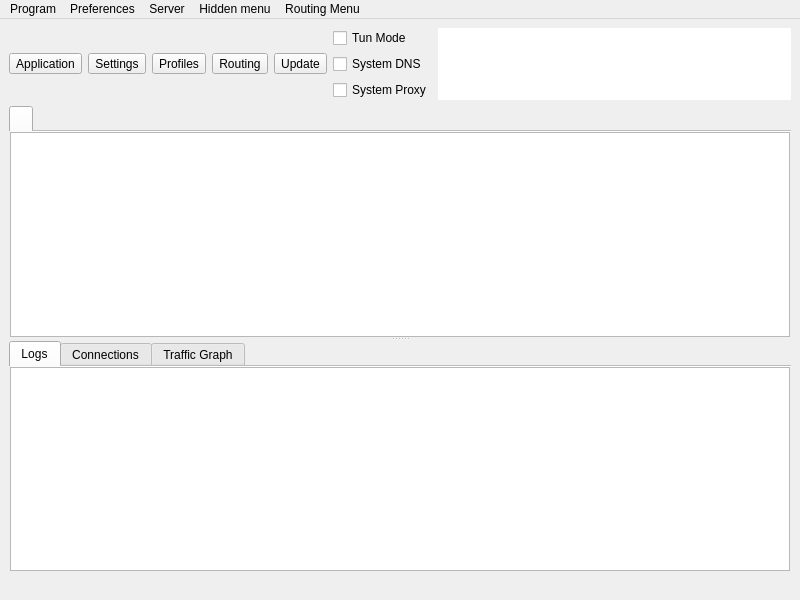
The window that include/ui/mainwindow.ui (shengmo0210/Throne) describes before a commit, drawn with Qt 5.
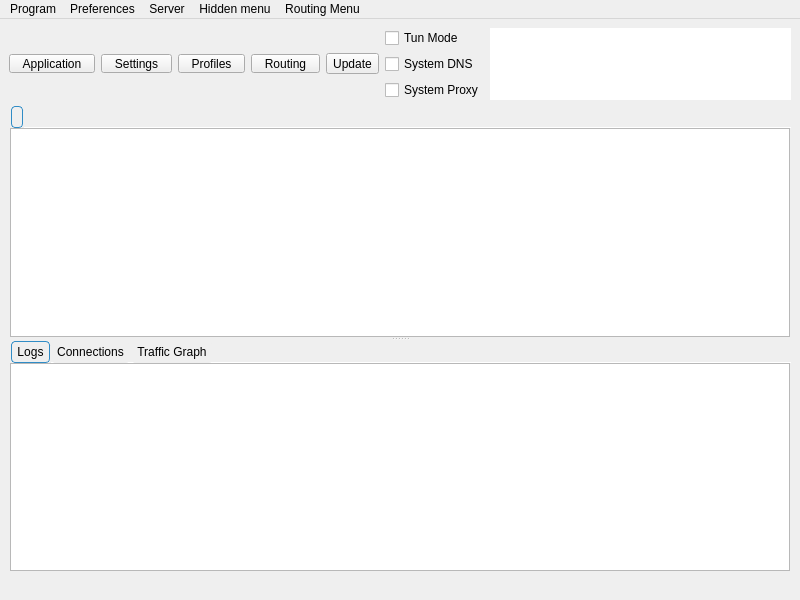
The same window after the commit. Icons and pictures are not drawn. Custom widgets are drawn as their Qt base class.

The edit to the form file:
```diff
--- a/include/ui/mainwindow.ui
+++ b/include/ui/mainwindow.ui
@@ -25,6 +25,19 @@
      <layout class="QHBoxLayout" name="horizontalLayout_2">
       <item>
        <widget class="QToolButton" name="toolButton_program">
+        <property name="styleSheet">
+         <string notr="true">QToolButton {
+    padding-left: 8px;
+    padding-right: 8px;
+}
+
+QToolButton::menu-indicator {
+    subcontrol-origin: border;
+    subcontrol-position: bottom right;
+    right: 2px;
+    bottom: 3px;
+}</string>
+        </property>
         <property name="text">
          <string>Application</string>
         </property>
@@ -47,6 +60,19 @@
       </item>
       <item>
        <widget class="QToolButton" name="toolButton_preferences">
+        <property name="styleSheet">
+         <string notr="true">QToolButton {
+    padding-left: 8px;
+    padding-right: 8px;
+}
+
+QToolButton::menu-indicator {
+    subcontrol-origin: border;
+    subcontrol-position: bottom right;
+    right: 2px;
+    bottom: 3px;
+}</string>
+        </property>
         <property name="text">
          <string>Settings</string>
         </property>
@@ -69,6 +95,19 @@
       </item>
       <item>
        <widget class="QToolButton" name="toolButton_server">
+        <property name="styleSheet">
+         <string notr="true">QToolButton {
+    padding-left: 8px;
+    padding-right: 8px;
+}
+
+QToolButton::menu-indicator {
+    subcontrol-origin: border;
+    subcontrol-position: bottom right;
+    right: 2px;
+    bottom: 3px;
+}</string>
+        </property>
         <property name="text">
          <string>Profiles</string>
         </property>
@@ -91,6 +130,19 @@
       </item>
       <item>
        <widget class="QToolButton" name="toolButton_routing">
+        <property name="styleSheet">
+         <string notr="true">QToolButton {
+    padding-left: 8px;
+    padding-right: 8px;
+}
+
+QToolButton::menu-indicator {
+    subcontrol-origin: border;
+    subcontrol-position: bottom right;
+    right: 2px;
+    bottom: 3px;
+}</string>
+        </property>
         <property name="text">
          <string>Routing</string>
         </property>
@@ -212,6 +264,40 @@
        <enum>Qt::Orientation::Vertical</enum>
       </property>
       <widget class="QTabWidget" name="tabWidget">
+       <property name="styleSheet">
+        <string notr="true">QTabWidget::tab-bar {
+    left: 2px;
+}
+
+QTabBar {
+    background: transparent;
+    qproperty-drawBase: 0;
+}
+
+QTabBar::tab {
+    background-color: palette(button);
+    color: palette(button-text);
+
+    border: 1px solid palette(mid);
+
+    border-radius: 4px;
+    padding: 3px 5px;
+    margin-right: 1px;
+}
+
+QTabBar::tab:selected {
+    border: 1px solid palette(highlight);
+    background-color: palette(window); 
+}
+
+QTabBar::tab:!selected {
+    border: 1px solid palette(button);
+}
+
+QTabBar::tab:hover:!selected {
+    background-color: palette(light);
+}</string>
+       </property>
        <property name="currentIndex">
         <number>0</number>
        </property>
@@ -303,6 +389,40 @@
              <property name="autoFillBackground">
               <bool>true</bool>
              </property>
+             <property name="styleSheet">
+              <string notr="true">QTabWidget::tab-bar {
+    left: 2px;
+}
+
+QTabBar {
+    background: transparent;
+    qproperty-drawBase: 0;
+}
+
+QTabBar::tab {
+    background-color: palette(button);
+    color: palette(button-text);
+
+    border: 1px solid palette(mid);
+
+    border-radius: 4px;
+    padding: 3px 5px;
+    margin-right: 1px;
+}
+
+QTabBar::tab:selected {
+    border: 1px solid palette(highlight);
+    background-color: palette(window); 
+}
+
+QTabBar::tab:!selected {
+    border: 1px solid palette(button);
+}
+
+QTabBar::tab:hover:!selected {
+    background-color: palette(light);
+}</string>
+             </property>
              <property name="tabPosition">
               <enum>QTabWidget::TabPosition::North</enum>
              </property>
```
